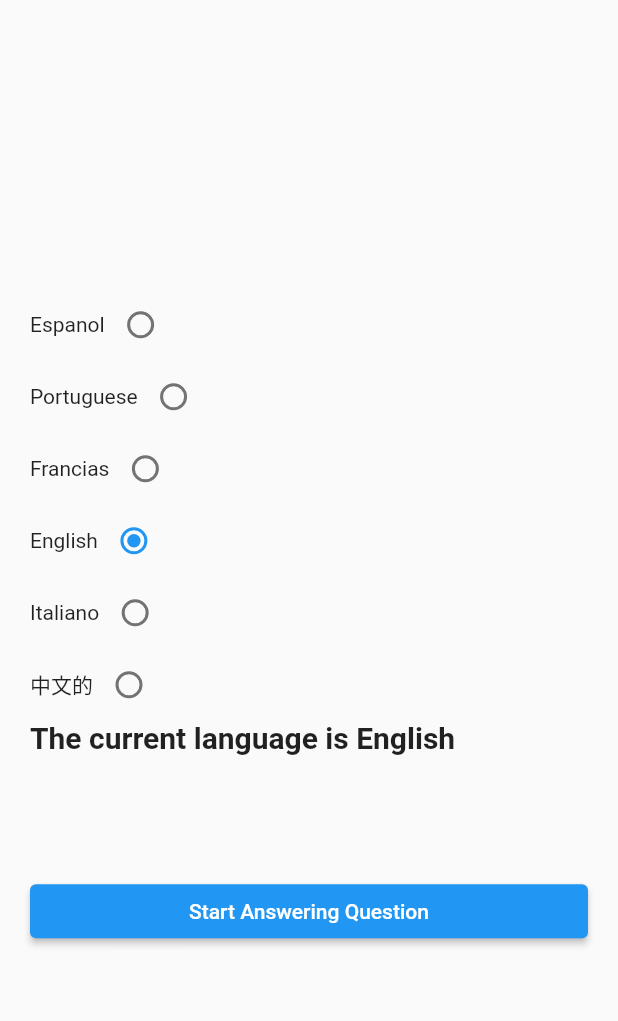
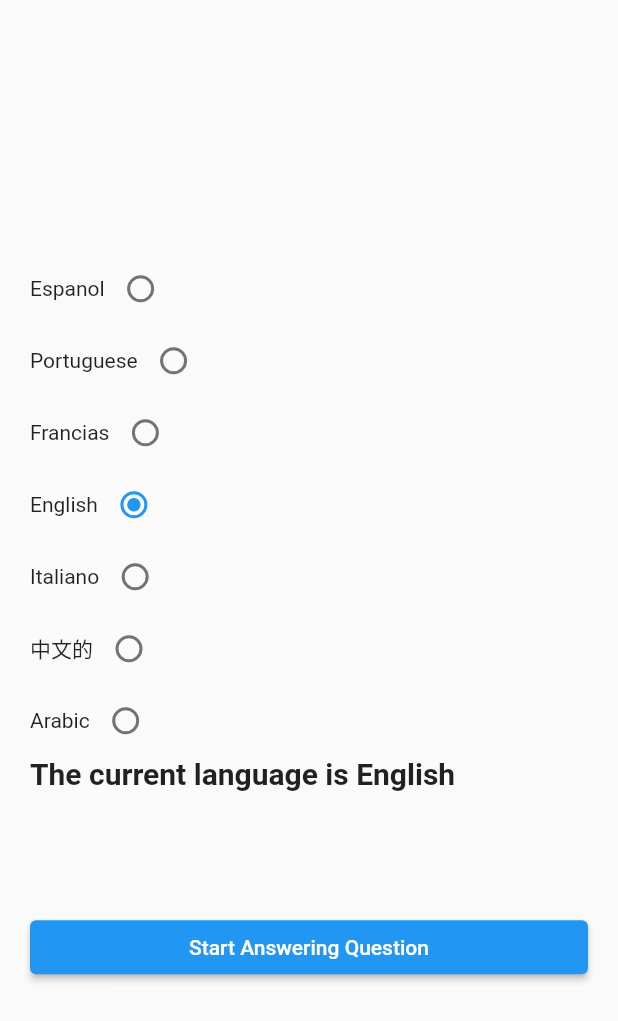
Before and after one commit to abd529/wheel_of_life, a Flutter app: the Onboard screen opened directly, on a phone screen of 412 x 824 dp. Shown: the top 1021 px of the screen. Run offline on Flutter 3.47's test engine with Material 2 defaults, Android fonts, the phone set to English and light mode, and no system bars; our stand-ins replace cloud_firestore, dots_indicator, firebase_auth, firebase_core, google_fonts, google_sign_in and 1 more; accounts and stored records are empty; generated files the repository leaves out were written again.

Commit message:
arabic added

```diff
--- a/lib/Screens/onboard_screen.dart
+++ b/lib/Screens/onboard_screen.dart
@@ -87,10 +87,16 @@ class _OnboardState extends State<Onboard> {
               Radio(value: "it", groupValue: lang, onChanged: changeLocale),
             ],
           ),
-           Row(
+          Row(
             children: [
               const Text("中文的"),
               Radio(value: "zh", groupValue: lang, onChanged: changeLocale),
+            ],
+          ),
+          Row(
+            children: [
+              const Text("Arabic"),
+              Radio(value: "ar", groupValue: lang, onChanged: changeLocale),
             ],
           ),
           Text("The current language is ${AppLocalizations.of(context)!.language}", style: const TextStyle(fontSize: 20,fontWeight: FontWeight.bold),),
```
